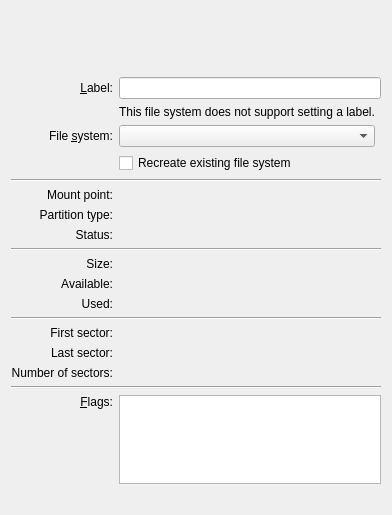
KDE/partitionmanager, file src/gui/partpropswidgetbase.ui: the form before one commit.
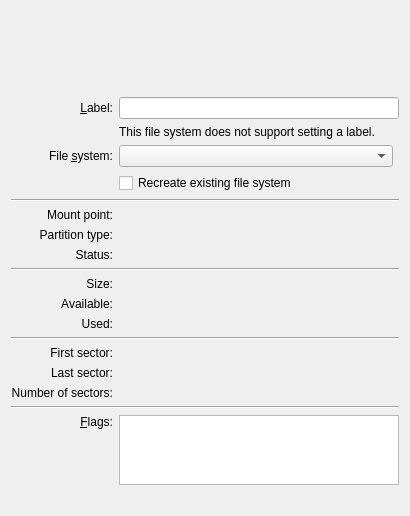
The form after the commit. Custom widgets are drawn as their Qt base class.

Commit message: fix spacer position in the layout

Diff of the .ui file:
```diff
--- a/src/gui/partpropswidgetbase.ui
+++ b/src/gui/partpropswidgetbase.ui
@@ -5,8 +5,8 @@
    <rect>
     <x>0</x>
     <y>0</y>
-    <width>392</width>
-    <height>515</height>
+    <width>410</width>
+    <height>510</height>
    </rect>
   </property>
   <layout class="QGridLayout" name="gridLayout" >
@@ -26,23 +26,7 @@
      </property>
     </widget>
    </item>
-   <item row="1" column="1" colspan="2" >
-    <spacer name="verticalSpacer" >
-     <property name="orientation" >
-      <enum>Qt::Vertical</enum>
-     </property>
-     <property name="sizeType" >
-      <enum>QSizePolicy::Fixed</enum>
-     </property>
-     <property name="sizeHint" stdset="0" >
-      <size>
-       <width>20</width>
-       <height>20</height>
-      </size>
-     </property>
-    </spacer>
-   </item>
-   <item row="2" column="0" >
+   <item row="3" column="0" >
     <widget class="QLabel" name="m_LabelTextLabel" >
      <property name="text" >
       <string comment="@label" >&amp;Label:</string>
@@ -55,14 +39,14 @@
      </property>
     </widget>
    </item>
-   <item row="2" column="1" colspan="2" >
+   <item row="3" column="1" colspan="2" >
     <widget class="KLineEdit" name="m_EditLabel" >
      <property name="maxLength" >
       <number>16</number>
      </property>
     </widget>
    </item>
-   <item row="3" column="1" colspan="2" >
+   <item row="4" column="1" colspan="2" >
     <widget class="QLabel" name="m_LabelTextNoSetLabel" >
      <property name="text" >
       <string comment="@label" >This file system does not support setting a label.</string>
@@ -72,7 +56,7 @@
      </property>
     </widget>
    </item>
-   <item row="4" column="0" >
+   <item row="5" column="0" >
     <widget class="QLabel" name="m_LabelFileSystem" >
      <property name="text" >
       <string comment="@label:listbox" >File &amp;system:</string>
@@ -85,7 +69,7 @@
      </property>
     </widget>
    </item>
-   <item row="4" column="1" >
+   <item row="5" column="1" >
     <widget class="KComboBox" name="m_ComboFileSystem" >
      <property name="sizePolicy" >
       <sizepolicy vsizetype="Fixed" hsizetype="Preferred" >
@@ -95,14 +79,14 @@
      </property>
     </widget>
    </item>
-   <item row="7" column="0" colspan="3" >
+   <item row="8" column="0" colspan="3" >
     <widget class="Line" name="line_5" >
      <property name="orientation" >
       <enum>Qt::Horizontal</enum>
      </property>
     </widget>
    </item>
-   <item row="8" column="0" >
+   <item row="9" column="0" >
     <widget class="QLabel" name="m_LabelTextMountPoint" >
      <property name="text" >
       <string comment="@label" >Mount point:</string>
@@ -112,10 +96,10 @@
      </property>
     </widget>
    </item>
-   <item row="8" column="1" colspan="2" >
+   <item row="9" column="1" colspan="2" >
     <widget class="QLabel" name="m_LabelMountPoint" />
    </item>
-   <item row="9" column="0" >
+   <item row="10" column="0" >
     <widget class="QLabel" name="m_LabelTextRole" >
      <property name="text" >
       <string comment="@label" >Partition type:</string>
@@ -125,10 +109,10 @@
      </property>
     </widget>
    </item>
-   <item row="9" column="1" colspan="2" >
+   <item row="10" column="1" colspan="2" >
     <widget class="QLabel" name="m_LabelRole" />
    </item>
-   <item row="10" column="0" >
+   <item row="11" column="0" >
     <widget class="QLabel" name="m_LabelTextStatus" >
      <property name="text" >
       <string comment="@label" >Status:</string>
@@ -138,17 +122,17 @@
      </property>
     </widget>
    </item>
-   <item row="10" column="1" colspan="2" >
+   <item row="11" column="1" colspan="2" >
     <widget class="QLabel" name="m_LabelStatus" />
    </item>
-   <item row="11" column="0" colspan="3" >
+   <item row="12" column="0" colspan="3" >
     <widget class="Line" name="line_2" >
      <property name="orientation" >
       <enum>Qt::Horizontal</enum>
      </property>
     </widget>
    </item>
-   <item row="12" column="0" >
+   <item row="13" column="0" >
     <widget class="QLabel" name="m_LabelTextCapacity" >
      <property name="text" >
       <string comment="@label" >Size:</string>
@@ -158,10 +142,10 @@
      </property>
     </widget>
    </item>
-   <item row="12" column="1" colspan="2" >
+   <item row="13" column="1" colspan="2" >
     <widget class="QLabel" name="m_LabelCapacity" />
    </item>
-   <item row="13" column="0" >
+   <item row="14" column="0" >
     <widget class="QLabel" name="m_LabelTextAvailable" >
      <property name="text" >
       <string comment="@label partition capacity available" >Available:</string>
@@ -171,10 +155,10 @@
      </property>
     </widget>
    </item>
-   <item row="13" column="1" colspan="2" >
+   <item row="14" column="1" colspan="2" >
     <widget class="QLabel" name="m_LabelAvailable" />
    </item>
-   <item row="14" column="0" >
+   <item row="15" column="0" >
     <widget class="QLabel" name="m_LabelTextUsed" >
      <property name="text" >
       <string comment="@label partition capacity used" >Used:</string>
@@ -184,17 +168,17 @@
      </property>
     </widget>
    </item>
-   <item row="14" column="1" colspan="2" >
+   <item row="15" column="1" colspan="2" >
     <widget class="QLabel" name="m_LabelUsed" />
    </item>
-   <item row="15" column="0" colspan="3" >
+   <item row="16" column="0" colspan="3" >
     <widget class="Line" name="line" >
      <property name="orientation" >
       <enum>Qt::Horizontal</enum>
      </property>
     </widget>
    </item>
-   <item row="16" column="0" >
+   <item row="17" column="0" >
     <widget class="QLabel" name="m_LabelTextFirstSector" >
      <property name="text" >
       <string comment="@label" >First sector:</string>
@@ -204,10 +188,10 @@
      </property>
     </widget>
    </item>
-   <item row="16" column="1" colspan="2" >
+   <item row="17" column="1" colspan="2" >
     <widget class="QLabel" name="m_LabelFirstSector" />
    </item>
-   <item row="17" column="0" >
+   <item row="18" column="0" >
     <widget class="QLabel" name="m_LabelTextLastSector" >
      <property name="text" >
       <string comment="@label" >Last sector:</string>
@@ -217,10 +201,10 @@
      </property>
     </widget>
    </item>
-   <item row="17" column="1" colspan="2" >
+   <item row="18" column="1" colspan="2" >
     <widget class="QLabel" name="m_LabelLastSector" />
    </item>
-   <item row="18" column="0" >
+   <item row="19" column="0" >
     <widget class="QLabel" name="m_LabelTextNumSectors" >
      <property name="text" >
       <string comment="@label" >Number of sectors:</string>
@@ -230,17 +214,17 @@
      </property>
     </widget>
    </item>
-   <item row="18" column="1" colspan="2" >
+   <item row="19" column="1" colspan="2" >
     <widget class="QLabel" name="m_LabelNumSectors" />
    </item>
-   <item row="19" column="0" colspan="3" >
+   <item row="20" column="0" colspan="3" >
     <widget class="Line" name="m_LineListFlags" >
      <property name="orientation" >
       <enum>Qt::Horizontal</enum>
      </property>
     </widget>
    </item>
-   <item row="20" column="0" >
+   <item row="21" column="0" >
     <widget class="QLabel" name="m_LabelTextFlags" >
      <property name="text" >
       <string comment="@label" >&amp;Flags:</string>
@@ -253,7 +237,7 @@
      </property>
     </widget>
    </item>
-   <item row="20" column="1" colspan="2" >
+   <item row="21" column="1" colspan="2" >
     <widget class="QListWidget" name="m_ListFlags" >
      <property name="horizontalScrollBarPolicy" >
       <enum>Qt::ScrollBarAlwaysOff</enum>
@@ -269,7 +253,7 @@
      </property>
     </widget>
    </item>
-   <item row="21" column="1" colspan="2" >
+   <item row="22" column="1" colspan="2" >
     <spacer name="verticalSpacer_2" >
      <property name="orientation" >
       <enum>Qt::Vertical</enum>
@@ -285,13 +269,29 @@
      </property>
     </spacer>
    </item>
-   <item row="5" column="1" >
+   <item row="6" column="1" >
     <widget class="QCheckBox" name="m_CheckRecreate" >
      <property name="text" >
       <string comment="@action:button">Recreate existing file system</string>
      </property>
     </widget>
    </item>
+   <item row="2" column="0" colspan="2" >
+    <spacer name="verticalSpacer" >
+     <property name="orientation" >
+      <enum>Qt::Vertical</enum>
+     </property>
+     <property name="sizeType" >
+      <enum>QSizePolicy::Fixed</enum>
+     </property>
+     <property name="sizeHint" stdset="0" >
+      <size>
+       <width>20</width>
+       <height>20</height>
+      </size>
+     </property>
+    </spacer>
+   </item>
   </layout>
  </widget>
  <customwidgets>
```
Left out of the diff: 2 changed lines with no effect on the pictures.
